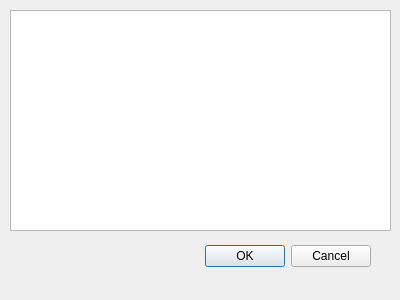
githubdoe/DFTFringe, file helpdlg.ui: the form before one commit.
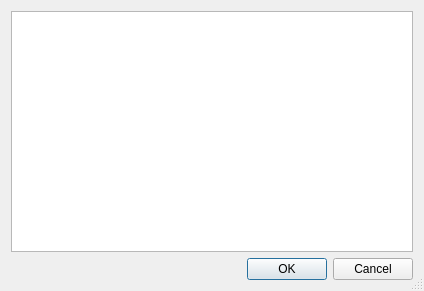
The form after the commit.

```diff
--- a/helpdlg.ui
+++ b/helpdlg.ui
@@ -6,22 +6,38 @@
    <rect>
     <x>0</x>
     <y>0</y>
-    <width>400</width>
-    <height>300</height>
+    <width>424</width>
+    <height>291</height>
    </rect>
   </property>
+  <property name="sizePolicy">
+   <sizepolicy hsizetype="Expanding" vsizetype="Expanding">
+    <horstretch>1</horstretch>
+    <verstretch>1</verstretch>
+   </sizepolicy>
+  </property>
   <property name="windowTitle">
    <string>Help</string>
   </property>
+  <property name="sizeGripEnabled">
+   <bool>true</bool>
+  </property>
+  <property name="modal">
+   <bool>true</bool>
+  </property>
+  <layout class="QVBoxLayout" name="verticalLayout">
+   <item>
+    <widget class="QTextEdit" name="textEdit">
+     <property name="sizePolicy">
+      <sizepolicy hsizetype="Preferred" vsizetype="Preferred">
+       <horstretch>0</horstretch>
+       <verstretch>0</verstretch>
+      </sizepolicy>
+     </property>
+    </widget>
+   </item>
+   <item>
   <widget class="QDialogButtonBox" name="buttonBox">
-   <property name="geometry">
-    <rect>
-     <x>30</x>
-     <y>240</y>
-     <width>341</width>
-     <height>32</height>
-    </rect>
-   </property>
    <property name="orientation">
     <enum>Qt::Horizontal</enum>
    </property>
@@ -29,16 +45,8 @@
     <set>QDialogButtonBox::Cancel|QDialogButtonBox::Ok</set>
    </property>
   </widget>
-  <widget class="QListWidget" name="movieList">
-   <property name="geometry">
-    <rect>
-     <x>10</x>
-     <y>10</y>
-     <width>381</width>
-     <height>221</height>
-    </rect>
-   </property>
-  </widget>
+   </item>
+  </layout>
  </widget>
  <resources/>
  <connections>
```
Lines whose indentation alone changed are shown as unchanged.
